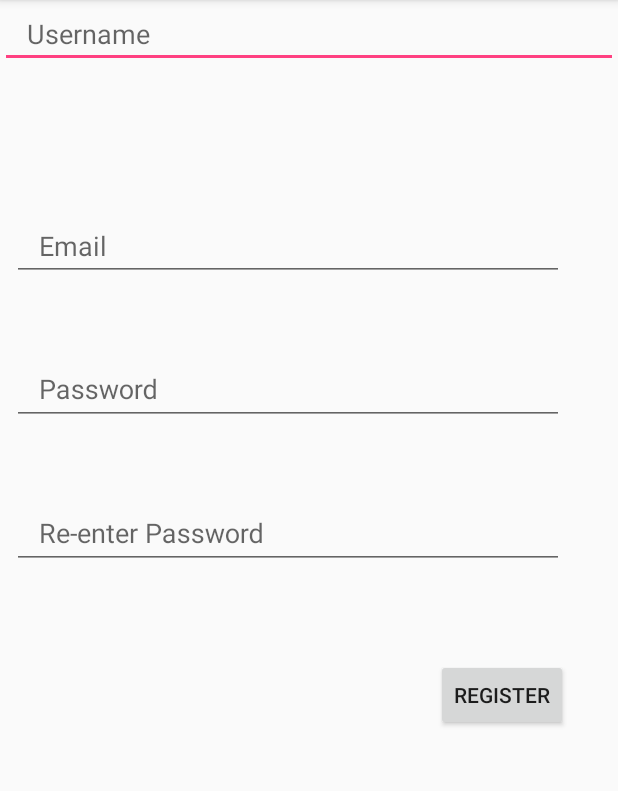
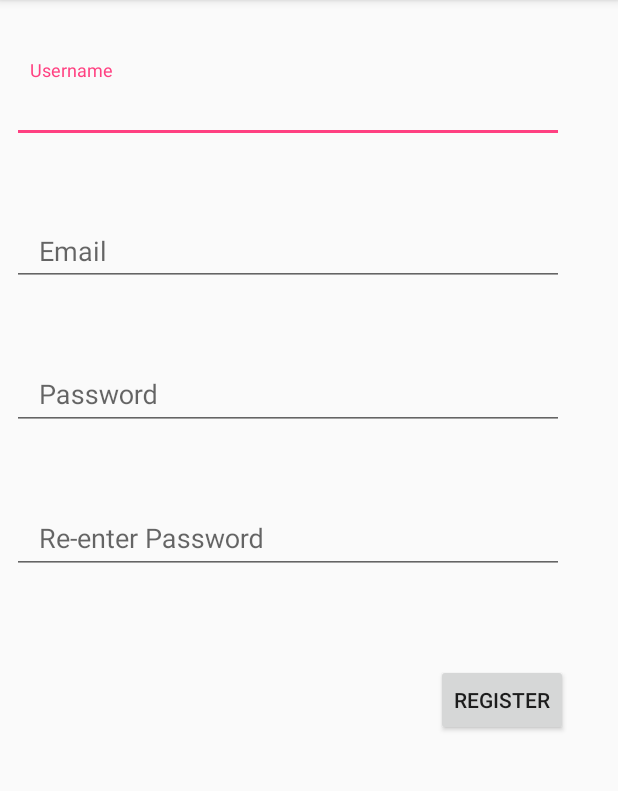
Before and after one commit to csamuel023/Propel, an Android app: the SecondActivity screen opened directly, with no data from a screen before it, on a phone screen of 412 x 824 dp, the part 84-875 px from its top. Run offline under Robolectric (Android 15) with nearby library versions, the phone set to English and light mode, and no system bars.

Commit message:
Initial commit

```diff
--- a/app/src/main/res/layout/activity_second.xml
+++ b/app/src/main/res/layout/activity_second.xml
@@ -6,13 +6,29 @@
     android:layout_height="match_parent"
     tools:context=".SecondActivity">
 
-    <android.support.design.widget.TextInputEditText
-        android:id="@+id/uname"
-        android:layout_width="match_parent"
-        android:layout_height="wrap_content"
-        android:hint="   Username"
-        tools:layout_editor_absoluteX="0dp"
-        tools:layout_editor_absoluteY="45dp" />
+    <android.support.design.widget.TextInputLayout
+        android:id="@+id/textInputLayout4"
+        android:layout_width="368dp"
+        android:layout_height="55dp"
+        android:layout_marginEnd="8dp"
+        android:layout_marginLeft="8dp"
+        android:layout_marginRight="8dp"
+        android:layout_marginStart="8dp"
+        android:layout_marginTop="40dp"
+        app:layout_constraintEnd_toEndOf="parent"
+        app:layout_constraintHorizontal_bias="0.0"
+        app:layout_constraintStart_toStartOf="parent"
+        app:layout_constraintTop_toTopOf="parent">
+
+        <android.support.design.widget.TextInputEditText
+            android:id="@+id/uname"
+            android:layout_width="368dp"
+            android:layout_height="wrap_content"
+            android:layout_weight="1"
+            android:hint="   Username"
+            tools:layout_editor_absoluteX="8dp"
+            tools:layout_editor_absoluteY="40dp" />
+    </android.support.design.widget.TextInputLayout>
 
     <android.support.design.widget.TextInputLayout
         android:id="@+id/textInputLayout3"
@@ -22,16 +38,17 @@
         android:layout_marginLeft="8dp"
         android:layout_marginRight="8dp"
         android:layout_marginStart="8dp"
-        android:layout_marginTop="132dp"
+        android:layout_marginTop="40dp"
         app:layout_constraintEnd_toEndOf="parent"
         app:layout_constraintHorizontal_bias="0.0"
         app:layout_constraintStart_toStartOf="parent"
-        app:layout_constraintTop_toTopOf="parent">
+        app:layout_constraintTop_toBottomOf="@+id/textInputLayout4">
 
         <android.support.design.widget.TextInputEditText
             android:id="@+id/email"
             android:layout_width="match_parent"
             android:layout_height="wrap_content"
+            android:layout_marginTop="120dp"
             android:hint="   Email" />
     </android.support.design.widget.TextInputLayout>
 
```
